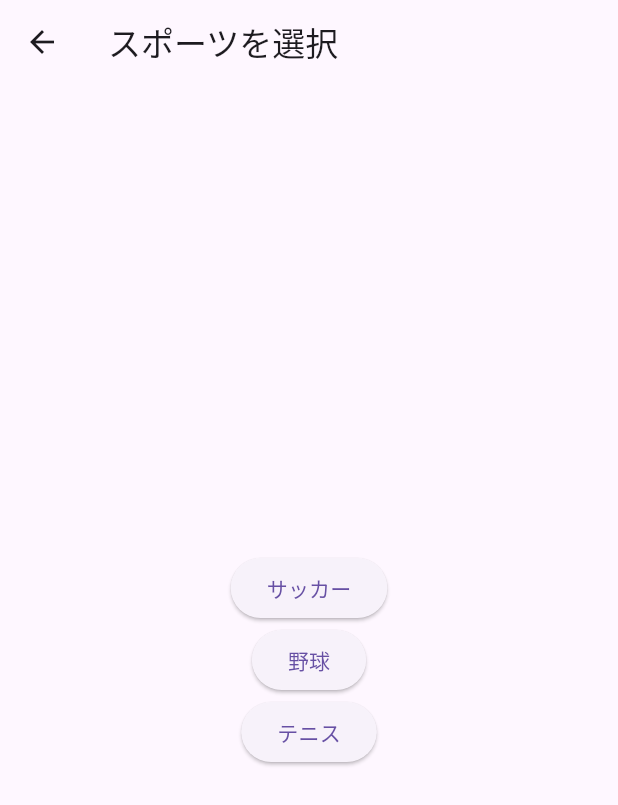
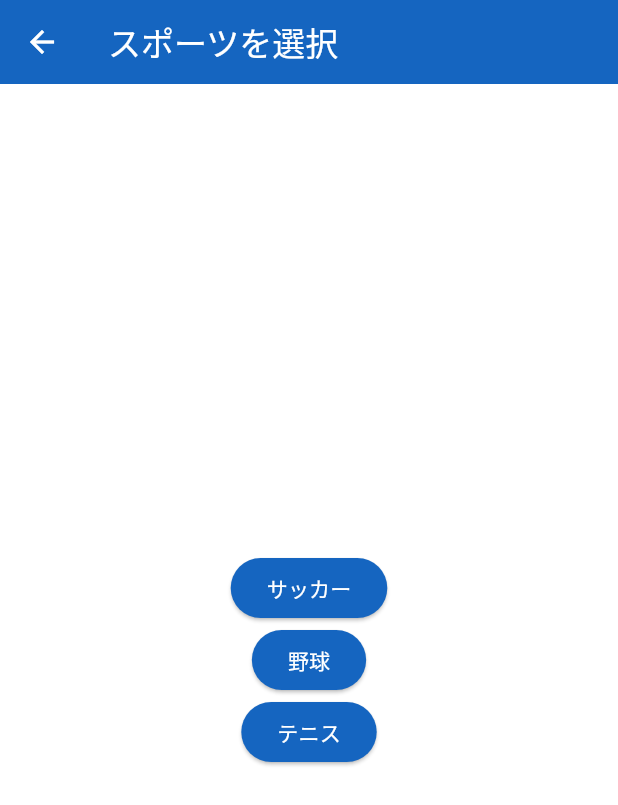
Before and after one commit to HashimotoHiyuu/flutter_application_2, a Flutter app: the screen it shows after launch, after a tap on "スポーツを選択する", on a phone screen of 412 x 824 dp. Shown: the top 805 px of the screen. Run offline on Flutter 3.47's test engine with Material 3 defaults, Android fonts, the light colour scheme and no system bars.

Commit message:
デザイン更新

```diff
--- a/lib/main.dart
+++ b/lib/main.dart
@@ -18,11 +18,30 @@ class MyApp extends StatelessWidget {
   @override
   Widget build(BuildContext context) {
     return MaterialApp(
-      debugShowCheckedModeBanner: false, // DEBUGバナーを非表示
+      debugShowCheckedModeBanner: false,
       title: 'Sports Goods',
       theme: ThemeData(
-        primarySwatch: Colors.blue,
-        visualDensity: VisualDensity.adaptivePlatformDensity,
+        scaffoldBackgroundColor: Colors.white,
+        primaryColor: Colors.blue[800],
+        appBarTheme: AppBarTheme(
+          backgroundColor: Colors.blue[800],
+          foregroundColor: Colors.white,
+        ),
+        elevatedButtonTheme: ElevatedButtonThemeData(
+          style: ElevatedButton.styleFrom(
+            backgroundColor: Colors.blue[800],
+            foregroundColor: Colors.white,
+          ),
+        ),
+        textTheme: const TextTheme(
+          bodyMedium: TextStyle(color: Colors.black87),
+        ),
+        iconTheme: const IconThemeData(color: Colors.blue),
+        colorScheme: ColorScheme.fromSwatch(
+          primarySwatch: Colors.blue,
+        ).copyWith(
+          secondary: Colors.lightBlueAccent,
+        ),
       ),
       home: const FirstPage(),
     );
```
Also changed, not shown: lib/MainPageWidget.dart (deleted, +0 -31 lines), lib/list/CouponListItem.dart (deleted, +0 -40 lines), lib/list/CouponListView.dart (deleted, +0 -34 lines), lib/list/MainContent.dart (deleted, +0 -74 lines).
